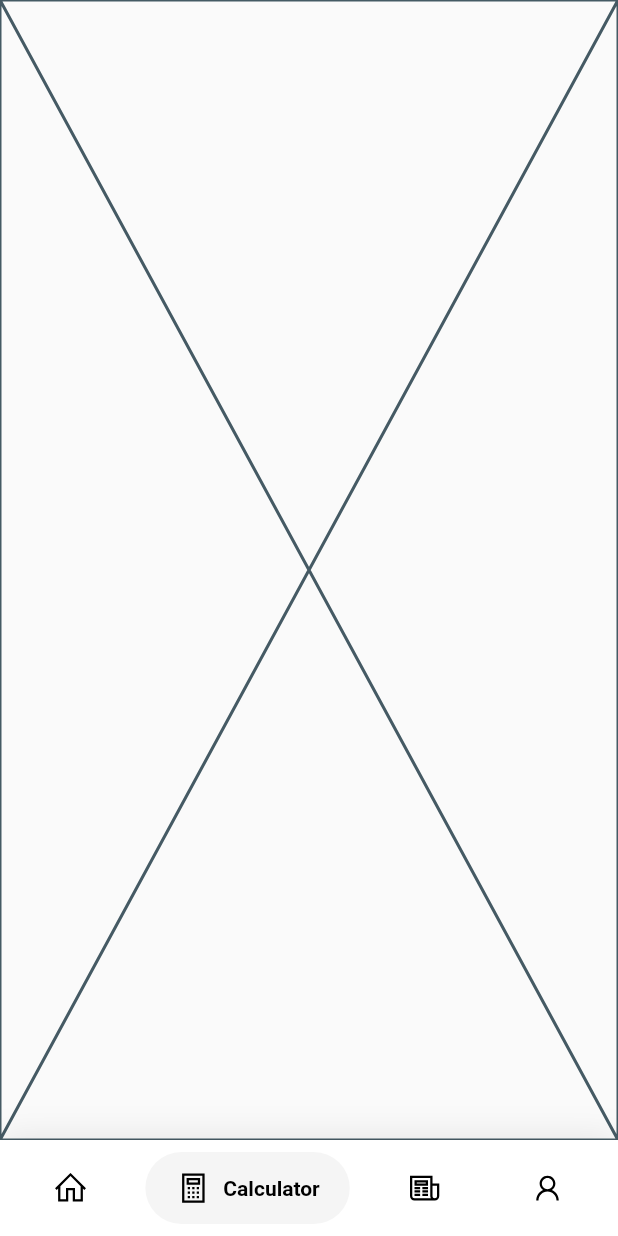
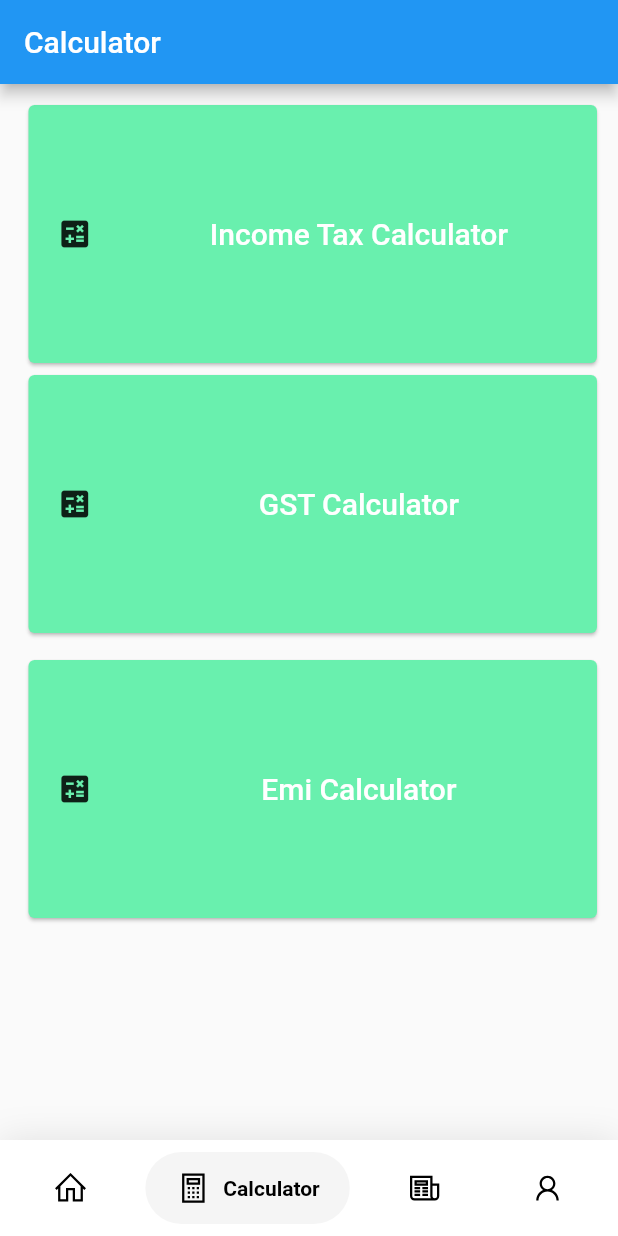
Before and after one commit to KalpeshJangir23/TaxXpert, a Flutter app: the screen it shows after launch, item 2 of the bottom bar chosen, on a phone screen of 412 x 824 dp. Run offline on Flutter 3.47's test engine with Material 2 defaults, Android fonts, the phone set to English and light mode, and no system bars; drawn by our look-alikes of google_nav_bar; our stand-ins replace line_icons, salomon_bottom_bar; missing offline and left inert: flutter_plus.

Commit message:
calculaor screen done mostly

```diff
--- /dev/null
+++ b/lib/navigationBar/Screens/Diff_calcs/TaxCalculation/old_tax_slab_calc.dart
@@ -0,0 +1,36 @@
+import 'dart:math';
+
+class TaxSlab {
+  final double lowerLimit;
+  final double upperLimit;
+  final double rate;
+
+  TaxSlab(this.lowerLimit, this.upperLimit, this.rate);
+}
+
+double oldRegimeIncomeTaxCalc(
+    double totalAnnualIncome, double totalDeductions) {
+  double income = totalAnnualIncome - totalDeductions;
+
+  final slabs = [
+    TaxSlab(250000, 500000, 0.05),
+    TaxSlab(500000, 1000000, 0.2),
+    TaxSlab(1000000, double.infinity, 0.3),
+  ];
+
+  double tax = 0.0;
+  double taxableIncome = income;
+
+  for (final slab in slabs) {
+    if (taxableIncome <= 0) {
+      break;
+    }
+
+    final slabAmount = min(slab.upperLimit, taxableIncome) - slab.lowerLimit;
+    tax += slabAmount * slab.rate;
+    taxableIncome -= slabAmount;
+  }
+
+  print(tax);
+  return tax;
+}
--- /dev/null
+++ b/lib/navigationBar/Screens/Diff_calcs/utils/custom_calc_card.dart
@@ -0,0 +1,51 @@
+import 'package:flutter/material.dart';
+
+class CustomCalcCard extends StatelessWidget {
+  String title;
+  Widget logo;
+  Widget destinationNavigate;
+  Color color;
+  CustomCalcCard(
+      {super.key,
+      required this.title,
+      required this.logo,
+      required this.destinationNavigate,
+      required this.color});
+
+  @override
+  Widget build(BuildContext context) {
+    return SizedBox(
+      height: 180,
+      width: double.infinity,
+      child: Card(
+        color: Colors.greenAccent,
+        child: Row(
+          mainAxisAlignment: MainAxisAlignment.spaceAround,
+          children: [
+            logo,
+            SizedBox(
+              height: double.infinity,
+              width: 280,
+              child: ElevatedButton(
+                style: ButtonStyle(
+                  elevation: MaterialStateProperty.all(0),
+                  backgroundColor: MaterialStateProperty.all(color),
+                ),
+                onPressed: () {
+                  Navigator.push(context,
+                      MaterialPageRoute(builder: (BuildContext context) {
+                    return destinationNavigate;
+                  }));
+                },
+                child: Text(
+                  title,
+                  style: TextStyle(fontSize: 20),
+                ),
+              ),
+            ),
+          ],
+        ),
+      ),
+    );
+  }
+}
--- a/lib/navigationBar/Screens/calculator.dart
+++ b/lib/navigationBar/Screens/calculator.dart
@@ -1,10 +1,51 @@
 import 'package:flutter/material.dart';
+import 'package:nfc_iterators/navigationBar/Screens/Diff_calcs/emi_calculator.dart';
+import 'package:nfc_iterators/navigationBar/Screens/Diff_calcs/gst_calculator.dart';
+import 'package:nfc_iterators/navigationBar/Screens/Diff_calcs/income_tax_calculator.dart';
+import 'package:nfc_iterators/navigationBar/Screens/Diff_calcs/utils/custom_calc_card.dart';
 
 class CalculatorScreen extends StatelessWidget {
   const CalculatorScreen({super.key});
 
   @override
   Widget build(BuildContext context) {
-    return const Placeholder();
+    return Scaffold(
+      appBar: AppBar(
+        title: Text('Calculator'),
+      ),
+      body: Padding(
+        padding: const EdgeInsets.only(left: 15, top: 10, right: 10),
+        child: SingleChildScrollView(
+          child: Column(
+            children: [
+              CustomCalcCard(
+                title: "Income Tax Calculator",
+                logo: const Icon(Icons.calculate),
+                destinationNavigate: IncomeTaxCalc(),
+                color: Colors.greenAccent,
+              ),
+              CustomCalcCard(
+                title: "GST Calculator",
+                logo: const Icon(Icons.calculate),
+                destinationNavigate: GSTCalc(),
+                color: Colors.greenAccent,
+              ),
+              const SizedBox(
+                height: 10,
+              ),
+              CustomCalcCard(
+                title: "Emi Calculator",
+                logo: const Icon(Icons.calculate),
+                destinationNavigate: EMICalc(),
+                color: Colors.greenAccent,
+              ),
+              const SizedBox(
+                height: 10,
+              ),
+            ],
+          ),
+        ),
+      ),
+    );
   }
 }
--- a/pubspec.yaml
+++ b/pubspec.yaml
@@ -38,6 +38,7 @@ dependencies:
   salomon_bottom_bar: ^3.3.2
   google_nav_bar: ^5.0.6
   line_icons: ^2.0.3
+  flutter_plus: ^1.0.0
 
 dev_dependencies:
   flutter_test:
```
Also changed, not shown: lib/navigationBar/Screens/Diff_calcs/TaxCalculation/gst_calc_logic.dart (added, +36 -0 lines), lib/navigationBar/Screens/Diff_calcs/TaxCalculation/new_tax_slab_calc.dart (added, +39 -0 lines), lib/navigationBar/Screens/Diff_calcs/emi_calculator.dart (added, +157 -0 lines), lib/navigationBar/Screens/Diff_calcs/gst_calculator.dart (added, +117 -0 lines), lib/navigationBar/Screens/Diff_calcs/income_tax_calculator.dart (added, +21 -0 lines), lib/navigationBar/Screens/Diff_calcs/utils/custom_button.dart (added, +29 -0 lines), lib/navigationBar/Screens/Diff_calcs/utils/custom_text_field.dart (added, +32 -0 lines), pubspec.lock, 9 other files.
